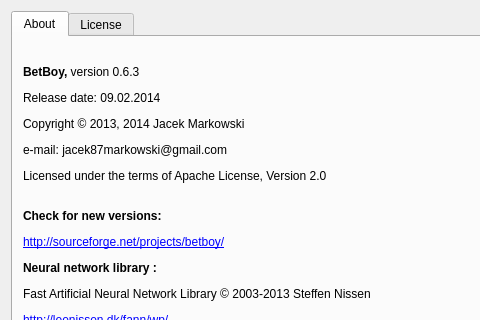
Old version of the form data/ui/about.ui in the repository jacek-markowski/BetBoy; both pictures show x 0 to 480 and y 0 to 320 of the 593 by 598 pixel window.
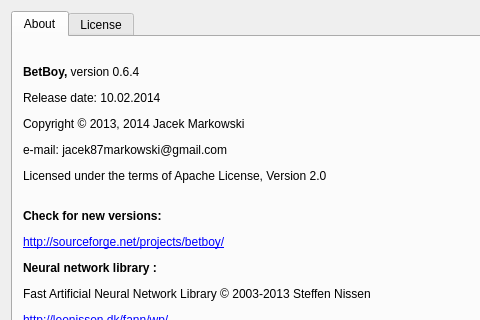
New version of the form.

```diff
--- a/data/ui/about.ui
+++ b/data/ui/about.ui
@@ -39,7 +39,7 @@
         </rect>
        </property>
        <property name="text">
-        <string>&lt;html&gt;&lt;head/&gt;&lt;body&gt;&lt;p&gt;&lt;span style=&quot; font-weight:600;&quot;&gt;BetBoy, &lt;/span&gt;version 0.6.3&lt;/p&gt;&lt;p&gt;Release date: 09.02.2014&lt;/p&gt;&lt;p&gt;Copyright © 2013, 2014 Jacek Markowski&lt;/p&gt;&lt;p&gt;e-mail: jacek87markowski@gmail.com&lt;/p&gt;&lt;p&gt;Licensed under the terms of Apache License, Version 2.0&lt;/p&gt;&lt;p&gt;&lt;br/&gt;&lt;span style=&quot; font-weight:600;&quot;&gt;Check for new versions:&lt;/span&gt;&lt;/p&gt;&lt;p&gt;&lt;a href=&quot;http://sourceforge.net/projects/betboy/&quot;&gt;&lt;span style=&quot; text-decoration: underline; color:#0000ff;&quot;&gt;http://sourceforge.net/projects/betboy/&lt;/span&gt;&lt;/a&gt;&lt;/p&gt;&lt;p&gt;&lt;span style=&quot; font-weight:600;&quot;&gt;Neural network library :&lt;/span&gt;&lt;/p&gt;&lt;p&gt;Fast Artificial Neural Network Library © 2003-2013 Steffen Nissen&lt;/p&gt;&lt;p&gt;&lt;a href=&quot;http://leenissen.dk/fann/wp/&quot;&gt;&lt;span style=&quot; text-decoration: underline; color:#0000ff;&quot;&gt;http://leenissen.dk/fann/wp/&lt;/span&gt;&lt;/a&gt;&lt;/p&gt;&lt;p&gt;&lt;span style=&quot; font-weight:600;&quot;&gt;Icons: &lt;/span&gt;&lt;/p&gt;&lt;p&gt;Crystal Project Icons © 2006-2007 Everaldo Coelho &lt;/p&gt;&lt;/body&gt;&lt;/html&gt;</string>
+        <string>&lt;html&gt;&lt;head/&gt;&lt;body&gt;&lt;p&gt;&lt;span style=&quot; font-weight:600;&quot;&gt;BetBoy, &lt;/span&gt;version 0.6.4&lt;/p&gt;&lt;p&gt;Release date: 10.02.2014&lt;/p&gt;&lt;p&gt;Copyright © 2013, 2014 Jacek Markowski&lt;/p&gt;&lt;p&gt;e-mail: jacek87markowski@gmail.com&lt;/p&gt;&lt;p&gt;Licensed under the terms of Apache License, Version 2.0&lt;/p&gt;&lt;p&gt;&lt;br/&gt;&lt;span style=&quot; font-weight:600;&quot;&gt;Check for new versions:&lt;/span&gt;&lt;/p&gt;&lt;p&gt;&lt;a href=&quot;http://sourceforge.net/projects/betboy/&quot;&gt;&lt;span style=&quot; text-decoration: underline; color:#0000ff;&quot;&gt;http://sourceforge.net/projects/betboy/&lt;/span&gt;&lt;/a&gt;&lt;/p&gt;&lt;p&gt;&lt;span style=&quot; font-weight:600;&quot;&gt;Neural network library :&lt;/span&gt;&lt;/p&gt;&lt;p&gt;Fast Artificial Neural Network Library © 2003-2013 Steffen Nissen&lt;/p&gt;&lt;p&gt;&lt;a href=&quot;http://leenissen.dk/fann/wp/&quot;&gt;&lt;span style=&quot; text-decoration: underline; color:#0000ff;&quot;&gt;http://leenissen.dk/fann/wp/&lt;/span&gt;&lt;/a&gt;&lt;/p&gt;&lt;p&gt;&lt;span style=&quot; font-weight:600;&quot;&gt;Icons: &lt;/span&gt;&lt;/p&gt;&lt;p&gt;Crystal Project Icons © 2006-2007 Everaldo Coelho &lt;/p&gt;&lt;/body&gt;&lt;/html&gt;</string>
        </property>
        <property name="openExternalLinks">
         <bool>true</bool>
```
